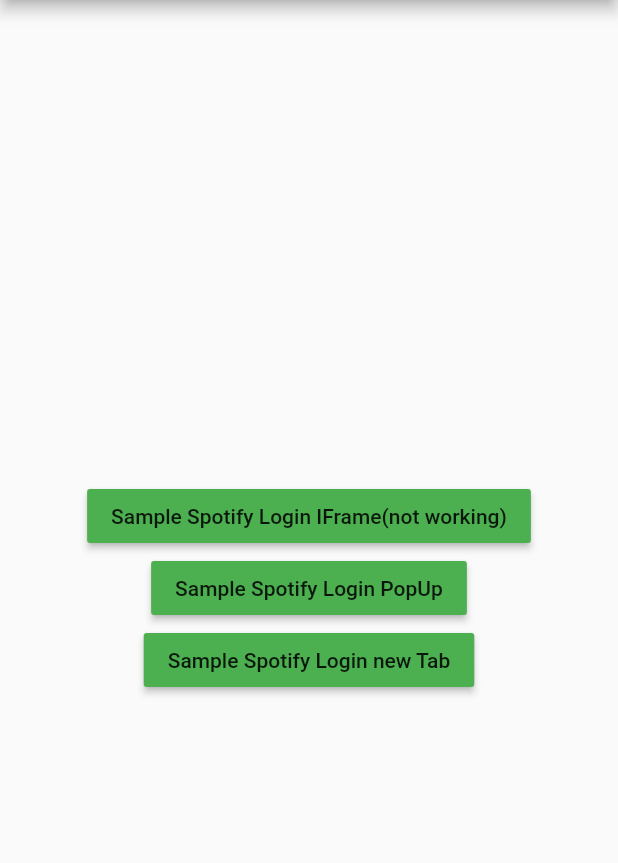
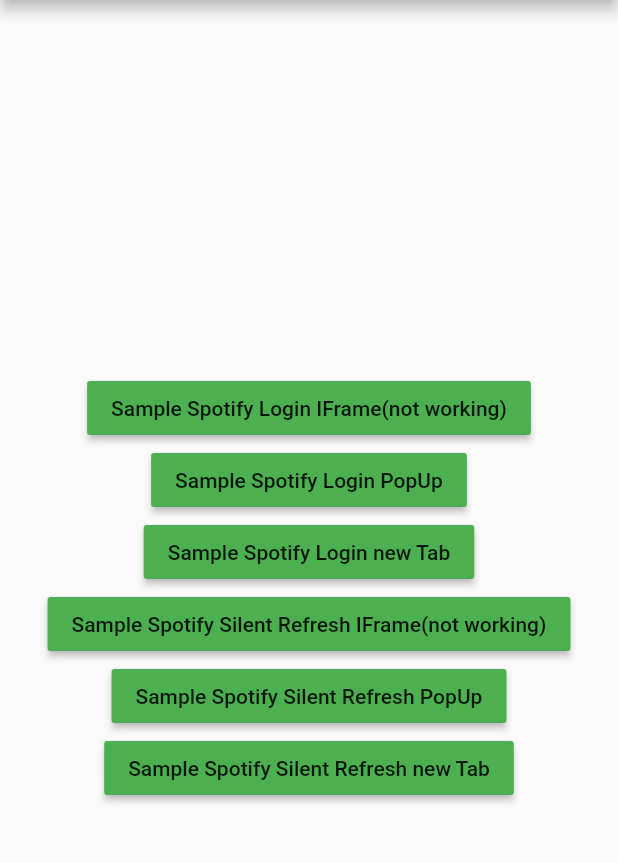
Before and after one commit to Mcluky/painless_oauth, a Flutter app: the screen it shows after launch, on a phone screen of 412 x 824 dp, the part 84-947 px from its top. Run offline on Flutter 3.47's test engine with Material 2 defaults, Android fonts, the phone set to English and light mode, and no system bars; our stand-ins replace plugin_platform_interface; missing offline and left inert: dart:html, service_worker.

Commit message:
add rough concept of hidden silent refresh wip

```diff
--- a/painless_oauth/example/lib/main.dart
+++ b/painless_oauth/example/lib/main.dart
@@ -36,7 +36,7 @@ class _MyHomePageState extends State<MyHomePage> {
   @override
   void initState() {
     _spotifyImplicitFlowOAuthClient =
-        SpotifyImplicitFlowOAuthClient(redirectUri: OAuthProperties.redirectUri, clientId: OAuthProperties.clientId);
+        SpotifyImplicitFlowOAuthClient(redirectUri: OAuthProperties.redirectUri, clientId: OAuthProperties.clientId, scopes: ['user-read-email']);
     _implicitAuthenticator = ImplicitAuthenticator();
     super.initState();
   }
@@ -56,6 +56,7 @@ class _MyHomePageState extends State<MyHomePage> {
                 Container(
                     width: 500,
                     child: Text(_response ?? '')),
+                // LOGIN
                 RaisedButton(
                   child: Text('Sample Spotify Login IFrame(not working)'),
                   color: Colors.green,
@@ -80,6 +81,34 @@ class _MyHomePageState extends State<MyHomePage> {
                   onPressed: () {
                     var futureResponse = _implicitAuthenticator
                         .login(context, _spotifyImplicitFlowOAuthClient, {'web.useComponent': 'tab'});
+                    printResult(futureResponse);
+                  },
+                ),
+                // IMPLICIT SILENT REFRESH
+                RaisedButton(
+                  child: Text('Sample Spotify Silent Refresh IFrame(not working)'),
+                  color: Colors.green,
+                  onPressed: () {
+                    var futureResponse = _implicitAuthenticator
+                        .silentRefresh(context, _spotifyImplicitFlowOAuthClient, {'web.useComponent': 'iframe'});
+                    printResult(futureResponse);
+                  },
+                ),
+                RaisedButton(
+                  child: Text('Sample Spotify Silent Refresh PopUp'),
+                  color: Colors.green,
+                  onPressed: () {
+                    var futureResponse = _implicitAuthenticator
+                        .silentRefresh(context, _spotifyImplicitFlowOAuthClient, {'web.useComponent': 'popUp'});
+                    printResult(futureResponse);
+                  },
+                ),
+                RaisedButton(
+                  child: Text('Sample Spotify Silent Refresh new Tab'),
+                  color: Colors.green,
+                  onPressed: () {
+                    var futureResponse = _implicitAuthenticator
+                        .silentRefresh(context, _spotifyImplicitFlowOAuthClient, {'web.useComponent': 'tab'});
                     printResult(futureResponse);
                   },
                 ),
```
Also changed, not shown: painless_oauth/lib/oauth/implicit_authenticator.dart (+24 -0 lines), painless_oauth/lib/src/widget/implicit_flow_hidden_refresh_page.dart (added, +16 -0 lines).
